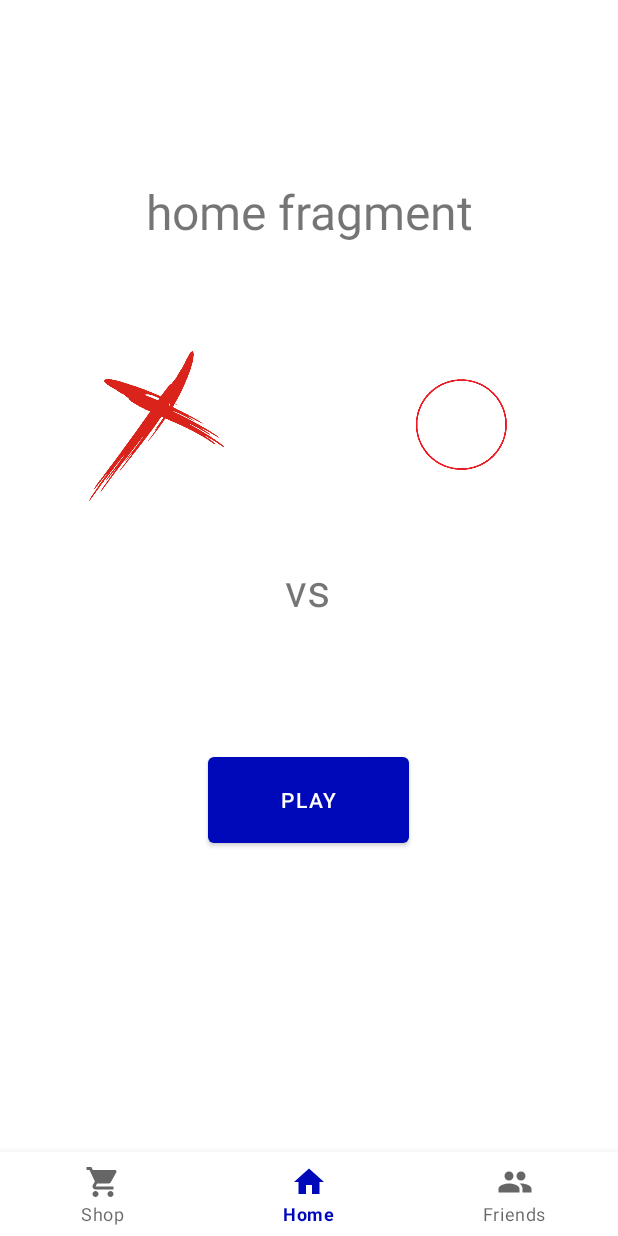
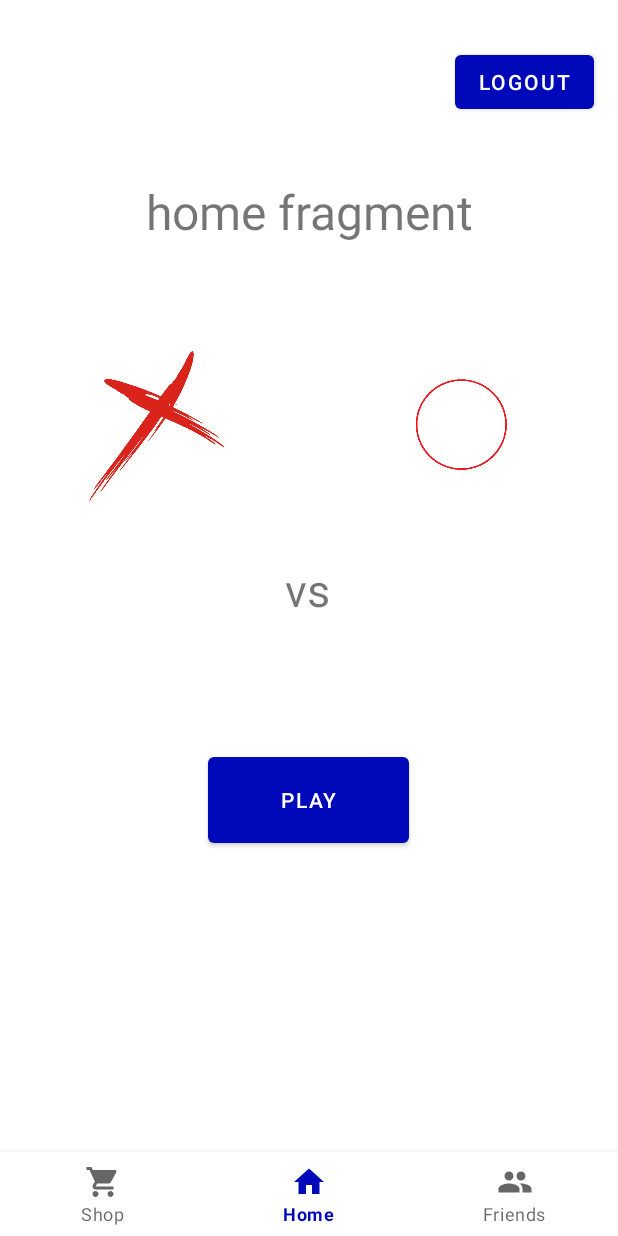
Before and after one commit to Tomer644/UtimateTicTacToe, an Android app: the HomeFragment screen opened directly, with no data from a screen before it, on a phone screen of 412 x 824 dp. Run offline under Robolectric (Android 15) with nearby library versions, the phone set to English and light mode, and no system bars.

Commit message:
fixed an issue with the sql table, and added a logout button

```diff
--- a/app/src/main/java/com/example/utimatetictactoe/HomeFragment.java
+++ b/app/src/main/java/com/example/utimatetictactoe/HomeFragment.java
@@ -31,7 +31,7 @@ import com.google.android.material.navigation.NavigationBarView;
 public class HomeFragment extends Fragment implements View.OnClickListener {
 
     ImageButton ibx, ibo;
-    Button play;
+    Button play,btn_logout;
 /* intent with result
     ActivityResultLauncher<Intent> activityResultLauncher=registerForActivityResult(
             new ActivityResultContracts.StartActivityForResult(),
@@ -66,7 +66,15 @@ public class HomeFragment extends Fragment implements View.OnClickListener {
 
         play = view.findViewById(R.id.btnPlay);
         play.setOnClickListener(this::play);
+
+        btn_logout = view.findViewById(R.id.btn_logout);
+        btn_logout.setOnClickListener(this::logout);
         return view;
+    }
+
+    private void logout(View view) {
+        Intent intent = new Intent(getContext(), RegisterActivity.class);
+        startActivity(intent);
     }
 
 
--- a/app/src/main/res/layout/fragment_home.xml
+++ b/app/src/main/res/layout/fragment_home.xml
@@ -27,11 +27,11 @@
         android:id="@+id/btn_x"
         android:layout_width="100dp"
         android:layout_height="100dp"
+        android:background="@null"
         android:maxWidth="100dp"
         android:maxHeight="100dp"
         android:scaleType="fitCenter"
         android:src="@drawable/xlogo1"
-        android:background="@null"
         app:layout_constraintBottom_toBottomOf="parent"
         app:layout_constraintEnd_toEndOf="parent"
         app:layout_constraintHorizontal_bias="0.175"
@@ -43,11 +43,11 @@
         android:id="@+id/btn_o"
         android:layout_width="100dp"
         android:layout_height="100dp"
+        android:background="@null"
         android:maxWidth="100dp"
         android:maxHeight="100dp"
         android:scaleType="fitCenter"
         android:src="@drawable/ologo1"
-        android:background="@null"
         app:layout_constraintBottom_toBottomOf="parent"
         app:layout_constraintEnd_toEndOf="parent"
         app:layout_constraintHorizontal_bias="0.825"
@@ -72,8 +72,8 @@
         android:id="@+id/btnPlay"
         android:layout_width="134dp"
         android:layout_height="69dp"
+        android:onClick="play"
         android:text="play"
-        android:onClick="play"
         app:layout_constraintBottom_toBottomOf="parent"
         app:layout_constraintEnd_toEndOf="parent"
         app:layout_constraintHorizontal_bias="0.498"
@@ -81,5 +81,17 @@
         app:layout_constraintTop_toTopOf="parent"
         app:layout_constraintVertical_bias="0.714" />
 
+    <Button
+        android:id="@+id/btn_logout"
+        android:layout_width="wrap_content"
+        android:layout_height="wrap_content"
+        android:text="logout"
+        app:layout_constraintBottom_toBottomOf="parent"
+        app:layout_constraintEnd_toEndOf="parent"
+        app:layout_constraintHorizontal_bias="0.949"
+        app:layout_constraintStart_toStartOf="parent"
+        app:layout_constraintTop_toTopOf="parent"
+        app:layout_constraintVertical_bias="0.043" />
+
 
 </androidx.constraintlayout.widget.ConstraintLayout>
```
Also changed, not shown: app/src/main/java/com/example/utimatetictactoe/DBHelper.java (+11 -13 lines).
